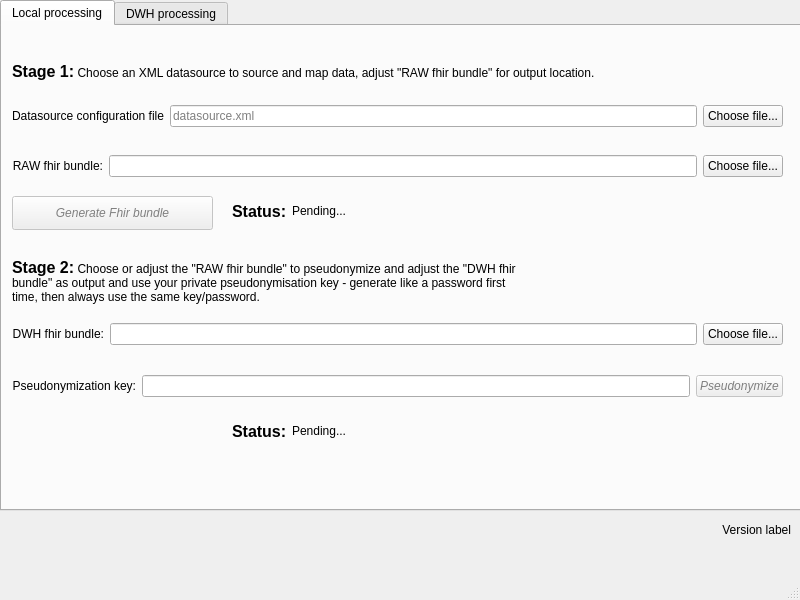
dzl-dm/i2b2-upload-client, file src/gui/mainWindow.ui: the form before one commit.
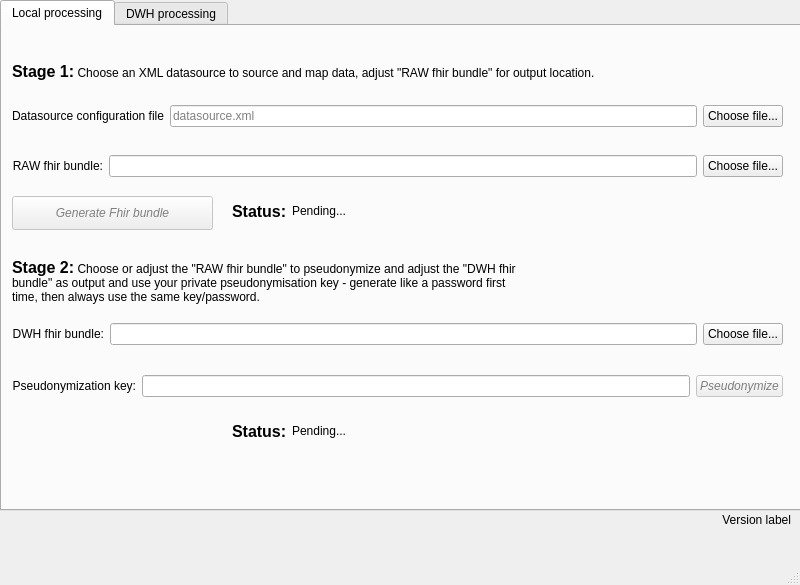
The form after the commit. Icons and pictures are not drawn.

Commit message: Update version to reflect numerous alpha and beta versions

Patch:
```diff
--- a/src/gui/mainWindow.ui
+++ b/src/gui/mainWindow.ui
@@ -7,7 +7,7 @@
     <x>0</x>
     <y>0</y>
     <width>800</width>
-    <height>600</height>
+    <height>585</height>
    </rect>
   </property>
   <property name="windowTitle">
@@ -28,7 +28,7 @@
     <property name="geometry">
      <rect>
       <x>640</x>
-      <y>520</y>
+      <y>510</y>
       <width>151</width>
       <height>20</height>
      </rect>
```
Left out of the diff: 3 changed lines with no effect on the pictures. The commit also changes 1 other file.
